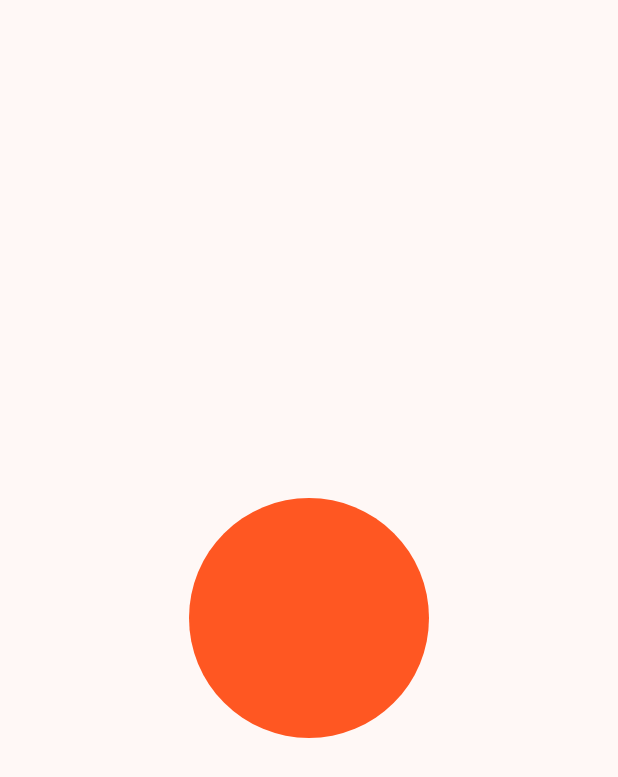
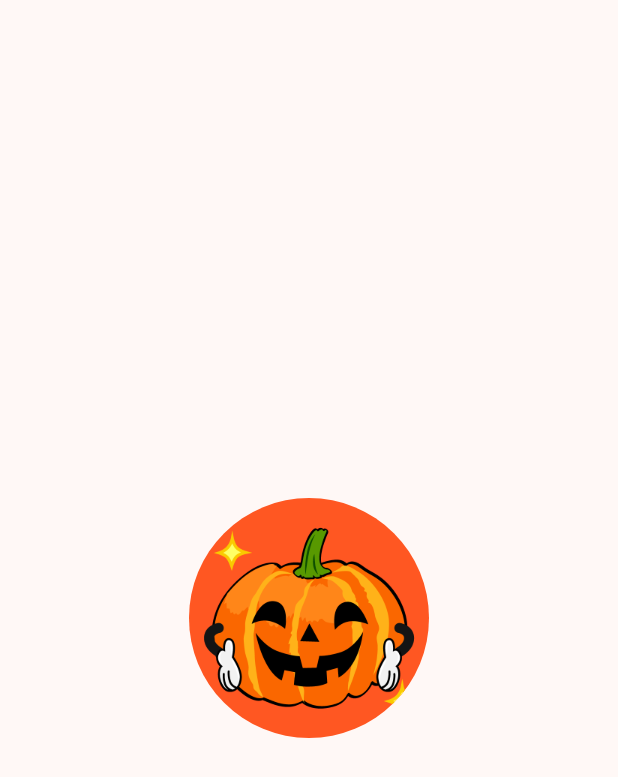
Before and after one commit to WhoIsR/flutter_Week5_Splash_Screen, a Flutter app: the screen it shows after launch, on a phone screen of 412 x 824 dp. Shown: the top 777 px of the screen. Run offline on Flutter 3.47's test engine with Material 3 defaults, Android fonts, the light colour scheme and no system bars.

Commit message:
menambahkan gambar ke dalam circle

```diff
--- a/lib/SplashScreen1.dart
+++ b/lib/SplashScreen1.dart
@@ -16,6 +16,10 @@ class SplashScreen1 extends StatelessWidget {
               decoration: const BoxDecoration(
                 shape: BoxShape.circle,
                 color: Colors.deepOrange,
+                image: DecorationImage(
+                  image: AssetImage('assets/images/photo1.png'),
+                  fit: BoxFit.cover,
+                ),
               ),
             ),
           ],
--- a/pubspec.yaml
+++ b/pubspec.yaml
@@ -56,6 +56,9 @@ flutter:
   # the material Icons class.
   uses-material-design: true
 
+  assets:
+    - assets/images/photo1.png
+
   # To add assets to your application, add an assets section, like this:
   # assets:
   #   - images/a_dot_burr.jpeg
```
Also changed, not shown: assets/images/photo1.png (added).
